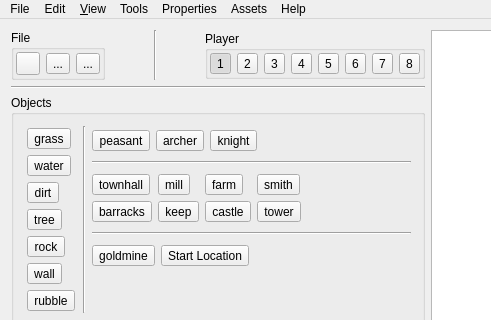
Above: MapEditor/mainwindow.ui from projectdelphai/ECS160_MapEditor before the change; both pictures show x 0 to 491 and y 0 to 320 of the 1082 by 807 pixel window. Below: the same form after it.
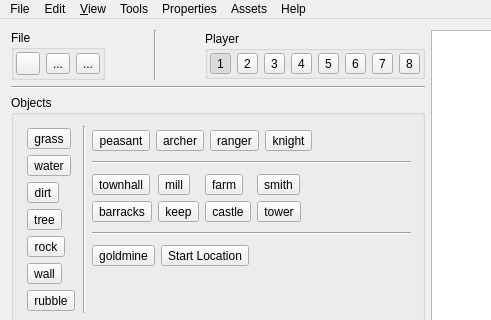
That is the form after the change. Icons and pictures are not drawn.

Diff of the .ui file:
```diff
--- a/MapEditor/mainwindow.ui
+++ b/MapEditor/mainwindow.ui
@@ -598,27 +598,18 @@
                </property>
               </widget>
              </item>
-             <item row="0" column="2">
-              <widget class="QToolButton" name="tool_knight">
-               <property name="toolTip">
-                <string>Knight</string>
+             <item row="0" column="4">
+              <spacer name="horizontalSpacer">
+               <property name="orientation">
+                <enum>Qt::Horizontal</enum>
                </property>
-               <property name="text">
-                <string>knight</string>
-               </property>
-               <property name="iconSize">
+               <property name="sizeHint" stdset="0">
                 <size>
-                 <width>46</width>
-                 <height>38</height>
+                 <width>40</width>
+                 <height>20</height>
                 </size>
                </property>
-               <property name="checkable">
-                <bool>true</bool>
-               </property>
-               <property name="autoExclusive">
-                <bool>true</bool>
-               </property>
-              </widget>
+              </spacer>
              </item>
              <item row="0" column="0">
               <widget class="QToolButton" name="tool_peasant1">
@@ -642,18 +633,49 @@
                </property>
               </widget>
              </item>
+             <item row="0" column="2">
+              <widget class="QToolButton" name="tool_ranger">
+               <property name="toolTip">
+                <string>Ranger</string>
+               </property>
+               <property name="text">
+                <string>ranger</string>
+               </property>
+               <property name="iconSize">
+                <size>
+                 <width>46</width>
+                 <height>38</height>
+                </size>
+               </property>
+               <property name="checkable">
+                <bool>true</bool>
+               </property>
+               <property name="autoExclusive">
+                <bool>true</bool>
+               </property>
+              </widget>
+             </item>
              <item row="0" column="3">
-              <spacer name="horizontalSpacer">
-               <property name="orientation">
-                <enum>Qt::Horizontal</enum>
+              <widget class="QToolButton" name="tool_knight">
+               <property name="toolTip">
+                <string>Knight</string>
                </property>
-               <property name="sizeHint" stdset="0">
+               <property name="text">
+                <string>knight</string>
+               </property>
+               <property name="iconSize">
                 <size>
-                 <width>40</width>
-                 <height>20</height>
+                 <width>46</width>
+                 <height>38</height>
                 </size>
                </property>
-              </spacer>
+               <property name="checkable">
+                <bool>true</bool>
+               </property>
+               <property name="autoExclusive">
+                <bool>true</bool>
+               </property>
+              </widget>
              </item>
             </layout>
            </item>
```
Left out of the diff: 2 changed lines with no effect on the pictures.
